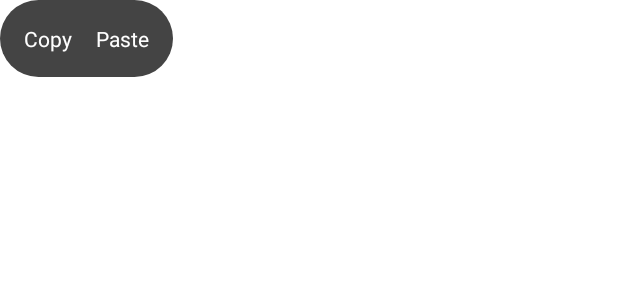
After one commit to shaadowapp/1calculator, an Android app: the layout popup_menu_expression.xml on its own in the app's theme, with its tools: preview values and no code run, on a phone screen of 412 x 824 dp. The commit adds this screen. Shown: the top 300 px of the screen. Run offline under Robolectric (Android 15) with nearby library versions, the phone set to English and light mode, and no system bars.

Commit message:
added copy paste feature

```diff
--- a/app/build.gradle.kts
+++ b/app/build.gradle.kts
@@ -43,5 +43,5 @@ dependencies {
     testImplementation(libs.junit)
     androidTestImplementation(libs.androidx.junit)
     androidTestImplementation(libs.androidx.espresso.core)
-    implementation("io.apisense:rhino-android:1.3.0")
+    implementation(libs.rhino.android)
 }
--- /dev/null
+++ b/app/src/main/res/drawable/popup_background.xml
@@ -0,0 +1,4 @@
+<shape xmlns:android="http://schemas.android.com/apk/res/android">
+    <solid android:color="#444444" />
+    <corners android:radius="40dp" />
+</shape>
--- a/app/src/main/res/layout/activity_main.xml
+++ b/app/src/main/res/layout/activity_main.xml
@@ -64,6 +64,7 @@
             android:layout_width="match_parent"
             android:layout_height="wrap_content"
             android:textAlignment="textEnd"
+            android:longClickable="true"
             android:textColor="@android:color/white"
             android:textSize="29sp" />
 
@@ -76,6 +77,8 @@
             android:textAlignment="textEnd"
             android:textColor="@android:color/white"
             android:textSize="48sp"
+            android:longClickable="true"
+            android:background="@android:color/transparent"
             android:contentDescription="@string/initial_result_text_description"/>
     </LinearLayout>
 
--- /dev/null
+++ b/app/src/main/res/layout/popup_menu_expression.xml
@@ -0,0 +1,24 @@
+<?xml version="1.0" encoding="utf-8"?>
+<LinearLayout xmlns:android="http://schemas.android.com/apk/res/android"
+    android:orientation="horizontal"
+    android:background="@drawable/popup_background"
+    android:layout_width="wrap_content"
+    android:layout_height="wrap_content"
+    android:padding="8dp">
+
+    <TextView
+        android:id="@+id/btn_copy"
+        android:layout_width="wrap_content"
+        android:layout_height="wrap_content"
+        android:text="@string/copy_text"
+        android:textColor="@android:color/white"
+        android:padding="8dp" />
+
+    <TextView
+        android:id="@+id/btn_paste"
+        android:layout_width="wrap_content"
+        android:layout_height="wrap_content"
+        android:text="@string/paste_text"
+        android:textColor="@android:color/white"
+        android:padding="8dp" />
+</LinearLayout>
--- /dev/null
+++ b/app/src/main/res/values/dimens.xml
@@ -0,0 +1,4 @@
+<?xml version="1.0" encoding="utf-8"?>
+<resources>
+    <dimen name="popup_vertical_offset">12dp</dimen>
+</resources>
--- a/app/src/main/res/values/strings.xml
+++ b/app/src/main/res/values/strings.xml
@@ -33,4 +33,6 @@
     <string name="error_text">Error</string>
     <string name="e_button_description">e</string>
     <string name="expression_append">%1$s%2$s</string>
+    <string name="copy_text">Copy</string>
+    <string name="paste_text">Paste</string>
 </resources>
--- a/app/src/main/res/values/themes.xml
+++ b/app/src/main/res/values/themes.xml
@@ -11,6 +11,6 @@
         <item name="colorOnSecondary">@color/black</item>
         <!-- Status bar color. -->
         <item name="android:statusBarColor" tools:targetApi="l">#121212</item>
-        <!-- Customize your theme here. -->
+
     </style>
 </resources>
--- a/gradle/libs.versions.toml
+++ b/gradle/libs.versions.toml
@@ -7,6 +7,7 @@ junitVersion = "1.2.1"
 espressoCore = "3.6.1"
 appcompat = "1.7.1"
 material = "1.12.0"
+rhinoAndroid = "1.3.0"
 
 [libraries]
 androidx-core-ktx = { group = "androidx.core", name = "core-ktx", version.ref = "coreKtx" }
@@ -15,6 +16,7 @@ androidx-junit = { group = "androidx.test.ext", name = "junit", version.ref = "j
 androidx-espresso-core = { group = "androidx.test.espresso", name = "espresso-core", version.ref = "espressoCore" }
 androidx-appcompat = { group = "androidx.appcompat", name = "appcompat", version.ref = "appcompat" }
 material = { group = "com.google.android.material", name = "material", version.ref = "material" }
+rhino-android = { module = "io.apisense:rhino-android", version.ref = "rhinoAndroid" }
 
 [plugins]
 android-application = { id = "com.android.application", version.ref = "agp" }
```
Also changed, not shown: app/src/main/java/com/shaadow/onecalculator/MainActivity.kt (+76 -9 lines), app/src/main/res/layout/popup_menu_result.xml (added, +16 -0 lines).
